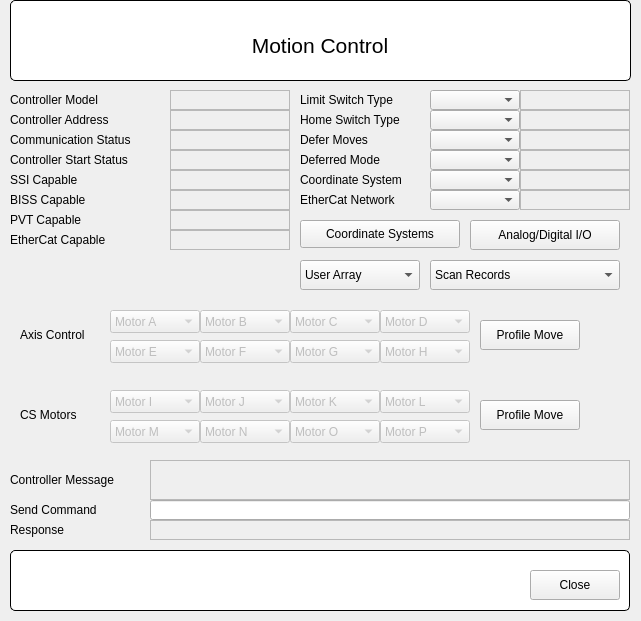
SESAME-Synchrotron/galil-qt, file FormGalilController.ui: the form before one commit.
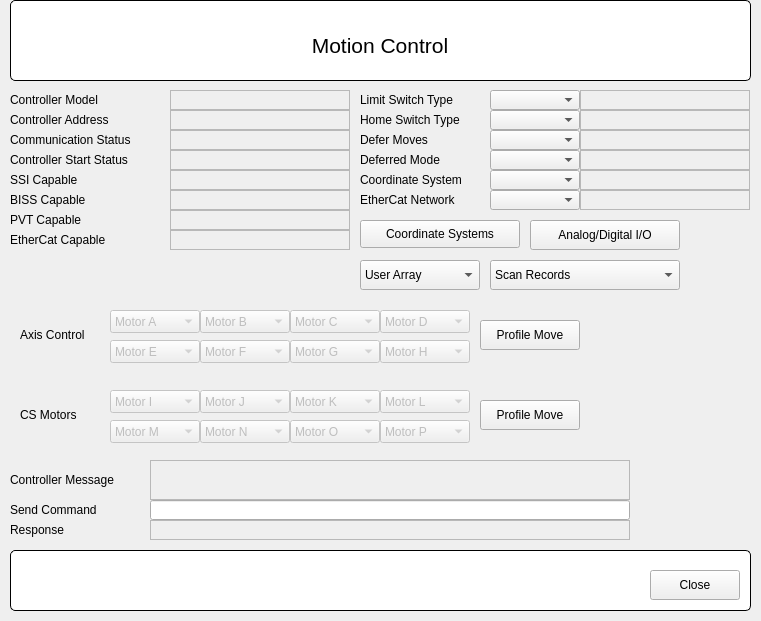
The form after the commit. Custom widgets are drawn as their Qt base class.

The edit to the form file:
```diff
--- a/FormGalilController.ui
+++ b/FormGalilController.ui
@@ -1,24 +1,25 @@
 <?xml version="1.0" encoding="UTF-8"?>
 <ui version="4.0">
  <class>FormGalilController</class>
- <widget class="QWidget" name="FormGalilController">
+ <widget class="QMainWindow" name="FormGalilController">
   <property name="geometry">
    <rect>
     <x>0</x>
     <y>0</y>
-    <width>641</width>
+    <width>761</width>
     <height>621</height>
    </rect>
   </property>
   <property name="windowTitle">
    <string>Form</string>
   </property>
+  <widget class="QWidget" name="centralwidget">
   <widget class="QGroupBox" name="titleGroupBox">
    <property name="geometry">
     <rect>
      <x>10</x>
      <y>0</y>
-     <width>621</width>
+      <width>741</width>
      <height>81</height>
     </rect>
    </property>
@@ -44,7 +45,7 @@
      <rect>
       <x>10</x>
       <y>20</y>
-      <width>600</width>
+       <width>720</width>
       <height>51</height>
      </rect>
     </property>
@@ -78,7 +79,7 @@
     <rect>
      <x>10</x>
      <y>550</y>
-     <width>620</width>
+      <width>741</width>
      <height>61</height>
     </rect>
    </property>
@@ -102,7 +103,7 @@
    <widget class="QPushButton" name="btnClose">
     <property name="geometry">
      <rect>
-      <x>520</x>
+       <x>640</x>
       <y>20</y>
       <width>90</width>
       <height>30</height>
@@ -222,7 +223,7 @@
     <rect>
      <x>170</x>
      <y>90</y>
-     <width>120</width>
+      <width>180</width>
      <height>20</height>
     </rect>
    </property>
@@ -238,7 +239,7 @@
     <rect>
      <x>170</x>
      <y>110</y>
-     <width>120</width>
+      <width>180</width>
      <height>20</height>
     </rect>
    </property>
@@ -254,7 +255,7 @@
     <rect>
      <x>170</x>
      <y>130</y>
-     <width>120</width>
+      <width>180</width>
      <height>20</height>
     </rect>
    </property>
@@ -270,7 +271,7 @@
     <rect>
      <x>170</x>
      <y>150</y>
-     <width>120</width>
+      <width>180</width>
      <height>20</height>
     </rect>
    </property>
@@ -286,7 +287,7 @@
     <rect>
      <x>170</x>
      <y>170</y>
-     <width>120</width>
+      <width>180</width>
      <height>20</height>
     </rect>
    </property>
@@ -302,7 +303,7 @@
     <rect>
      <x>170</x>
      <y>190</y>
-     <width>120</width>
+      <width>180</width>
      <height>20</height>
     </rect>
    </property>
@@ -318,7 +319,7 @@
     <rect>
      <x>170</x>
      <y>210</y>
-     <width>120</width>
+      <width>180</width>
      <height>20</height>
     </rect>
    </property>
@@ -334,7 +335,7 @@
     <rect>
      <x>170</x>
      <y>230</y>
-     <width>120</width>
+      <width>180</width>
      <height>20</height>
     </rect>
    </property>
@@ -348,7 +349,7 @@
   <widget class="QLabel" name="label_9">
    <property name="geometry">
     <rect>
-     <x>300</x>
+      <x>360</x>
      <y>90</y>
      <width>130</width>
      <height>20</height>
@@ -361,7 +362,7 @@
   <widget class="QLabel" name="label_10">
    <property name="geometry">
     <rect>
-     <x>300</x>
+      <x>360</x>
      <y>110</y>
      <width>130</width>
      <height>20</height>
@@ -374,7 +375,7 @@
   <widget class="QLabel" name="label_11">
    <property name="geometry">
     <rect>
-     <x>300</x>
+      <x>360</x>
      <y>130</y>
      <width>130</width>
      <height>20</height>
@@ -387,7 +388,7 @@
   <widget class="QLabel" name="label_12">
    <property name="geometry">
     <rect>
-     <x>300</x>
+      <x>360</x>
      <y>150</y>
      <width>130</width>
      <height>20</height>
@@ -400,7 +401,7 @@
   <widget class="QLabel" name="label_13">
    <property name="geometry">
     <rect>
-     <x>300</x>
+      <x>360</x>
      <y>170</y>
      <width>130</width>
      <height>20</height>
@@ -413,7 +414,7 @@
   <widget class="QLabel" name="label_14">
    <property name="geometry">
     <rect>
-     <x>300</x>
+      <x>360</x>
      <y>190</y>
      <width>130</width>
      <height>20</height>
@@ -426,9 +427,9 @@
   <widget class="QELabel" name="qelabel_9">
    <property name="geometry">
     <rect>
-     <x>520</x>
+      <x>580</x>
      <y>90</y>
-     <width>110</width>
+      <width>170</width>
      <height>20</height>
     </rect>
    </property>
@@ -442,9 +443,9 @@
   <widget class="QELabel" name="qelabel_10">
    <property name="geometry">
     <rect>
-     <x>520</x>
+      <x>580</x>
      <y>110</y>
-     <width>110</width>
+      <width>170</width>
      <height>20</height>
     </rect>
    </property>
@@ -458,9 +459,9 @@
   <widget class="QELabel" name="qelabel_11">
    <property name="geometry">
     <rect>
-     <x>520</x>
+      <x>580</x>
      <y>130</y>
-     <width>110</width>
+      <width>170</width>
      <height>20</height>
     </rect>
    </property>
@@ -474,9 +475,9 @@
   <widget class="QELabel" name="qelabel_12">
    <property name="geometry">
     <rect>
-     <x>520</x>
+      <x>580</x>
      <y>150</y>
-     <width>110</width>
+      <width>170</width>
      <height>20</height>
     </rect>
    </property>
@@ -490,9 +491,9 @@
   <widget class="QELabel" name="qelabel_13">
    <property name="geometry">
     <rect>
-     <x>520</x>
+      <x>580</x>
      <y>170</y>
-     <width>110</width>
+      <width>170</width>
      <height>20</height>
     </rect>
    </property>
@@ -506,9 +507,9 @@
   <widget class="QELabel" name="qelabel_14">
    <property name="geometry">
     <rect>
-     <x>520</x>
+      <x>580</x>
      <y>190</y>
-     <width>110</width>
+      <width>170</width>
      <height>20</height>
     </rect>
    </property>
@@ -522,7 +523,7 @@
   <widget class="QEComboBox" name="qecombobox">
    <property name="geometry">
     <rect>
-     <x>430</x>
+      <x>490</x>
      <y>90</y>
      <width>90</width>
      <height>20</height>
@@ -535,7 +536,7 @@
   <widget class="QEComboBox" name="qecombobox_2">
    <property name="geometry">
     <rect>
-     <x>430</x>
+      <x>490</x>
      <y>110</y>
      <width>90</width>
      <height>20</height>
@@ -548,7 +549,7 @@
   <widget class="QEComboBox" name="qecombobox_3">
    <property name="geometry">
     <rect>
-     <x>430</x>
+      <x>490</x>
      <y>130</y>
      <width>90</width>
      <height>20</height>
@@ -561,7 +562,7 @@
   <widget class="QEComboBox" name="qecombobox_4">
    <property name="geometry">
     <rect>
-     <x>430</x>
+      <x>490</x>
      <y>150</y>
      <width>90</width>
      <height>20</height>
@@ -574,7 +575,7 @@
   <widget class="QEComboBox" name="qecombobox_5">
    <property name="geometry">
     <rect>
-     <x>430</x>
+      <x>490</x>
      <y>170</y>
      <width>90</width>
      <height>20</height>
@@ -587,7 +588,7 @@
   <widget class="QEComboBox" name="qecombobox_6">
    <property name="geometry">
     <rect>
-     <x>430</x>
+      <x>490</x>
      <y>190</y>
      <width>90</width>
      <height>20</height>
@@ -600,7 +601,7 @@
   <widget class="QComboBox" name="comboBox_2">
    <property name="geometry">
     <rect>
-     <x>300</x>
+      <x>360</x>
      <y>260</y>
      <width>120</width>
      <height>30</height>
@@ -655,7 +656,7 @@
   <widget class="QComboBox" name="comboBox_3">
    <property name="geometry">
     <rect>
-     <x>430</x>
+      <x>490</x>
      <y>260</y>
      <width>190</width>
      <height>30</height>
@@ -695,7 +696,7 @@
   <widget class="QPushButton" name="btnIO">
    <property name="geometry">
     <rect>
-     <x>470</x>
+      <x>530</x>
      <y>220</y>
      <width>150</width>
      <height>30</height>
@@ -1418,7 +1419,7 @@
   <widget class="QPushButton" name="btnCS">
    <property name="geometry">
     <rect>
-     <x>300</x>
+      <x>360</x>
      <y>220</y>
      <width>160</width>
      <height>28</height>
@@ -1427,6 +1428,7 @@
    <property name="text">
     <string>Coordinate Systems</string>
    </property>
+   </widget>
   </widget>
  </widget>
  <customwidgets>
```
Left out of the diff: 50 changed lines with no effect on the pictures. Lines whose indentation alone changed are shown as unchanged.
